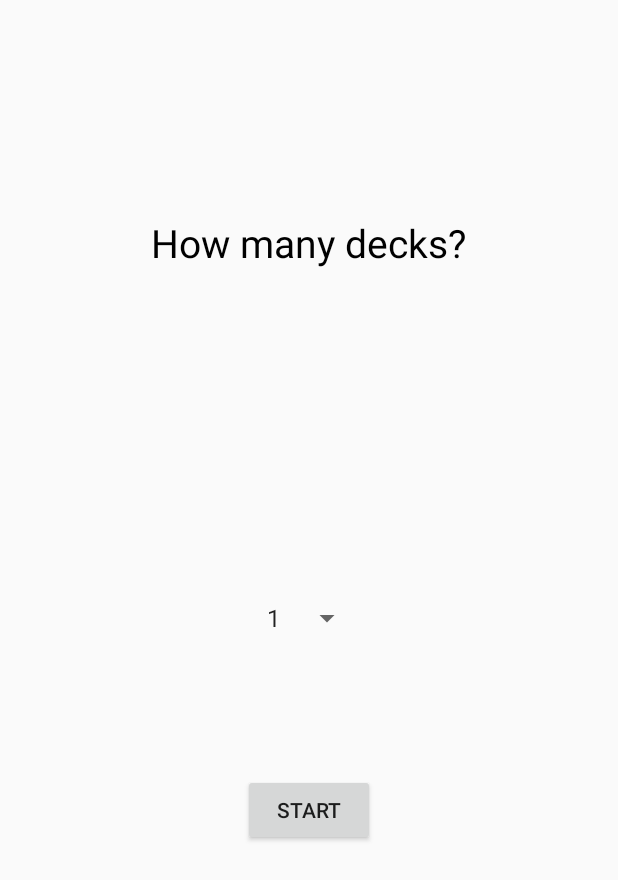
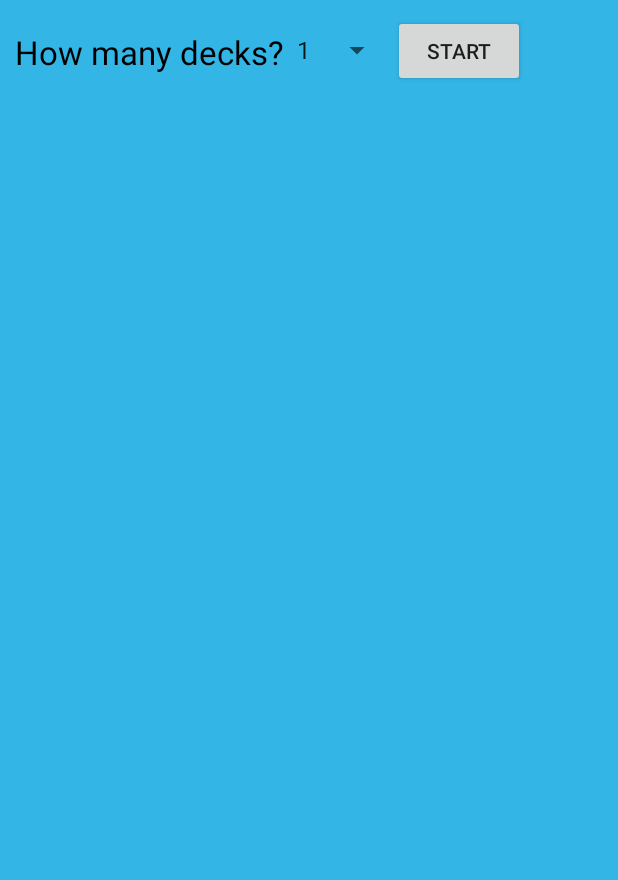
Before and after one commit to Andrzej1991/CardsGame, an Android app: the screen it shows after launch (MainActivity), on a phone screen of 412 x 824 dp. Shown: the top 880 px of the screen. Run offline under Robolectric (Android 15) with nearby library versions, the phone set to English and light mode, and no system bars; our stand-ins replace ButterKnife, RxJava; libraries missing offline, so code that uses them is left out: com.jakewharton.retrofit2.

Commit message:
getting cards from server

```diff
--- a/app/src/main/java/com/company/andrzej/rolki/cardsdeck/model/Cards.java
+++ b/app/src/main/java/com/company/andrzej/rolki/cardsdeck/model/Cards.java
@@ -44,5 +44,4 @@ public class Cards  {
     private List<Card> cards;
     private String deck_id;
     private int remaining;
-
 }
--- a/app/src/main/java/com/company/andrzej/rolki/cardsdeck/service/CardService.java
+++ b/app/src/main/java/com/company/andrzej/rolki/cardsdeck/service/CardService.java
@@ -27,5 +27,8 @@ public class CardService {
 
         @GET("{deck_id}/draw")
         Observable<Cards> getCards(@Path("deck_id") String deck_id, @Query("count") int count);
+
+        @GET("{deck_id}/shuffle")
+        Observable<Deck> shuffleDeck(@Path("deck_id")String deck_id);
     }
 }
--- a/app/src/main/res/layout/activity_main.xml
+++ b/app/src/main/res/layout/activity_main.xml
@@ -2,44 +2,88 @@
 <RelativeLayout xmlns:android="http://schemas.android.com/apk/res/android"
     xmlns:app="http://schemas.android.com/apk/res-auto"
     xmlns:tools="http://schemas.android.com/tools"
+    android:id="@+id/main_relative"
     android:layout_width="match_parent"
     android:layout_height="match_parent"
-    android:id="@+id/main_relative"
+    android:background="@android:color/holo_blue_light"
     tools:context="com.company.andrzej.rolki.cardsdeck.MainActivity">
 
+    <LinearLayout
+        android:id="@+id/linear_main"
+        android:layout_width="match_parent"
+        android:layout_height="wrap_content"
+        android:orientation="horizontal"
+        android:padding="10dp">
+
         <TextView
+            android:id="@+id/decks_ammount"
             android:layout_width="wrap_content"
-        android:id="@+id/decks_ammount"
             android:layout_height="wrap_content"
-        android:layout_alignParentTop="true"
-        android:layout_centerHorizontal="true"
-        android:layout_marginTop="144dp"
+            android:layout_marginTop="4dp"
             android:text="How many decks?"
             android:textColor="@android:color/black"
-        android:textSize="26sp"
+            android:textSize="22sp"
             app:layout_constraintBottom_toBottomOf="parent" />
 
         <Spinner
             android:id="@+id/spinnerDecks"
             android:layout_width="wrap_content"
             android:layout_height="wrap_content"
-        android:layout_centerHorizontal="true"
             android:scrollbarSize="26sp"
-        android:layout_centerVertical="true"
             android:textAlignment="center" />
 
         <Button
             android:id="@+id/buttonStart"
             android:layout_width="wrap_content"
             android:layout_height="wrap_content"
-        android:layout_below="@+id/spinnerDecks"
-        android:layout_centerHorizontal="true"
-        android:layout_marginTop="92dp"
             android:text="@string/start" />
 
-    <ImageView
+    </LinearLayout>
+
+    <LinearLayout
+        android:id="@+id/linear_second"
+        android:layout_width="match_parent"
+        android:layout_height="wrap_content"
+        android:orientation="horizontal"
+        android:padding="10dp"
+        android:visibility="gone">
+
+        <TextView
+            android:id="@+id/scores"
+            android:layout_width="wrap_content"
+            android:layout_height="wrap_content"
+            android:layout_marginTop="4dp"
+            android:text="Scores: "
+            android:textColor="@android:color/black"
+            android:textSize="22sp"
+            app:layout_constraintBottom_toBottomOf="parent" />
+
+        <Button
+            android:id="@+id/get_next_card"
+            android:layout_width="wrap_content"
+            android:layout_height="wrap_content"
+            android:text="Pick a new card" />
+
+    </LinearLayout>
+
+
+    <FrameLayout
+        android:layout_width="wrap_content"
+        android:layout_height="wrap_content"
+        android:layout_marginTop="80dp">
+
+        <GridView
+            android:id="@+id/usage_example_gridview"
             android:layout_width="match_parent"
             android:layout_height="match_parent"
-        android:id="@+id/image"/>
+            android:numColumns="5" />
 
+        <ProgressBar
+            android:id="@+id/progress_bar"
+            android:layout_width="40dp"
+            android:layout_height="40dp"
+            android:layout_gravity="center"
+            android:visibility="gone" />
+
+    </FrameLayout>
 </RelativeLayout>
--- /dev/null
+++ b/app/src/main/res/layout/imt_image.xml
@@ -0,0 +1,5 @@
+<?xml version="1.0" encoding="utf-8"?>
+<ImageView xmlns:android="http://schemas.android.com/apk/res/android"
+    android:layout_width="match_parent"
+    android:padding="5dp"
+    android:layout_height="100dp"/>
--- a/app/src/main/res/values/styles.xml
+++ b/app/src/main/res/values/styles.xml
@@ -8,4 +8,8 @@
         <item name="colorAccent">@color/colorAccent</item>
     </style>
 
+    <style name="myDialog" parent="Theme.AppCompat.Dialog">
+        <item name="android:windowNoTitle">true</item>
+    </style>
+
 </resources>
```
Also changed, not shown: app/src/main/java/com/company/andrzej/rolki/cardsdeck/CardValue.java (added, +45 -0 lines), app/src/main/java/com/company/andrzej/rolki/cardsdeck/MainActivity.java (+106 -21 lines), app/src/main/java/com/company/andrzej/rolki/cardsdeck/adapters/ImageAdapter.java (+28 -28 lines), app/src/main/java/com/company/andrzej/rolki/cardsdeck/adapters/StringTypeAdapter.java (added, +40 -0 lines), app/src/main/java/com/company/andrzej/rolki/cardsdeck/fragments/GameFragment.java (deleted, +0 -42 lines), app/src/main/java/com/company/andrzej/rolki/cardsdeck/model/Card.java (+4 -4 lines), app/src/main/res/layout/fragment_game.xml (deleted, +0 -23 lines). Lines whose indentation alone changed are shown as unchanged.
